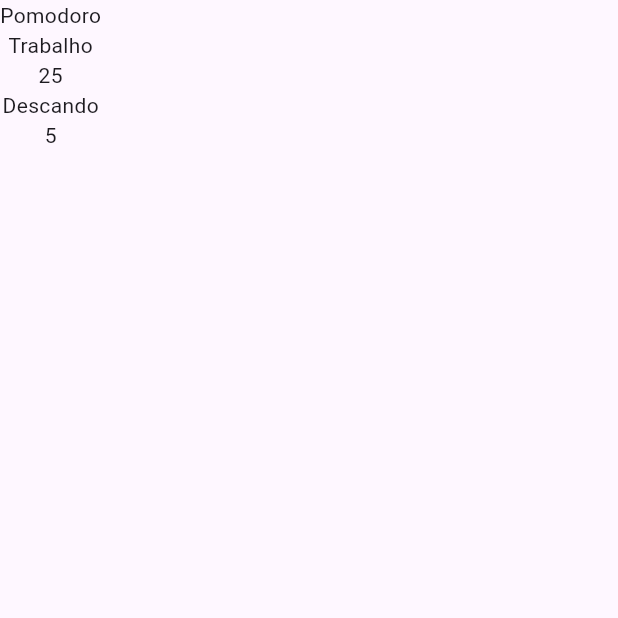
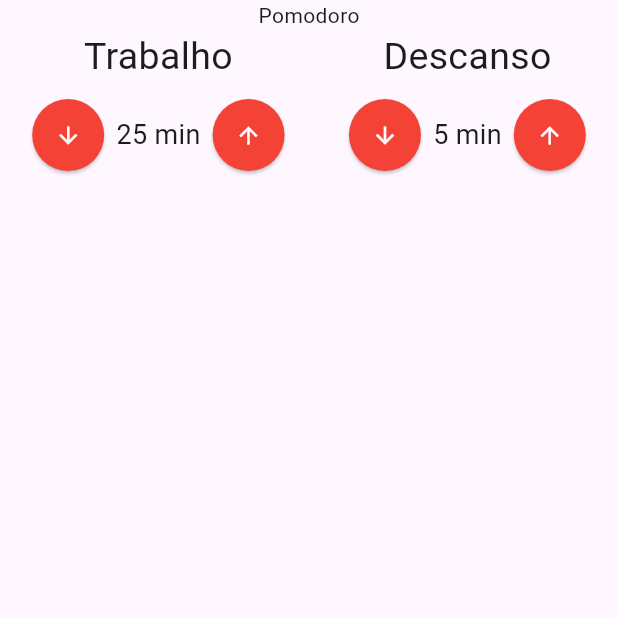
Before and after one commit to Jo-Analyst/promodoro, a Flutter app: the screen it shows after launch, on a phone screen of 412 x 824 dp, the top half of it. Run offline on Flutter 3.47's test engine with Material 3 defaults, Android fonts, the phone set to English and light mode, and no system bars; our stand-ins replace mobx; generated files the repository leaves out were written again.

Commit message:
458. Componente EntradaTempo #01

```diff
--- a/lib/components/entrada_tempo.dart
+++ b/lib/components/entrada_tempo.dart
@@ -14,9 +14,46 @@
   @override
   Widget build(BuildContext context) {
     return Column(
+      crossAxisAlignment: CrossAxisAlignment.center,
       children: [
-        Text(titulo),
-        Text(valor.toString()),
+        Text(
+          titulo,
+          style: TextStyle(fontSize: 25),
+        ),
+        const SizedBox(height: 10),
+        Row(
+          mainAxisAlignment: MainAxisAlignment.center,
+          children: [
+            ElevatedButton(
+              onPressed: () {},
+              style: ElevatedButton.styleFrom(
+                shape: const CircleBorder(),
+                backgroundColor: Colors.red,
+                padding: const EdgeInsets.all(15),
+              ),
+              child: const Icon(
+                Icons.arrow_downward,
+                color: Colors.white,
+              ),
+            ),
+            Text(
+              '$valor min',
+              style: TextStyle(fontSize: 18),
+            ),
+            ElevatedButton(
+              onPressed: () {},
+              style: ElevatedButton.styleFrom(
+                shape: const CircleBorder(),
+                backgroundColor: Colors.red,
+                padding: const EdgeInsets.all(15),
+              ),
+              child: const Icon(
+                Icons.arrow_upward,
+                color: Colors.white,
+              ),
+            ),
+          ],
+        ),
       ],
     );
   }
--- a/lib/main.dart
+++ b/lib/main.dart
@@ -11,7 +11,8 @@
   @override
   Widget build(BuildContext context) {
     return MaterialApp(
-      title: 'Flutter Demo',
+      debugShowCheckedModeBanner: false,
+      title: 'Promodoro',
       theme: ThemeData(
         colorScheme: ColorScheme.fromSeed(seedColor: Colors.deepPurple),
         useMaterial3: true,
--- a/lib/pages/pomodoro.dart
+++ b/lib/pages/pomodoro.dart
@@ -10,8 +10,13 @@
       body: Column(
         children: [
           Text("Pomodoro"),
-          EntradaTempo(titulo: 'Trabalho', valor: 25),
-          EntradaTempo(titulo: 'Descando', valor: 5)
+          Row(
+            mainAxisAlignment: MainAxisAlignment.spaceAround,
+            children: [
+              EntradaTempo(titulo: 'Trabalho', valor: 25),
+              EntradaTempo(titulo: 'Descanso', valor: 5)
+            ],
+          ),
         ],
       ),
     );
```
